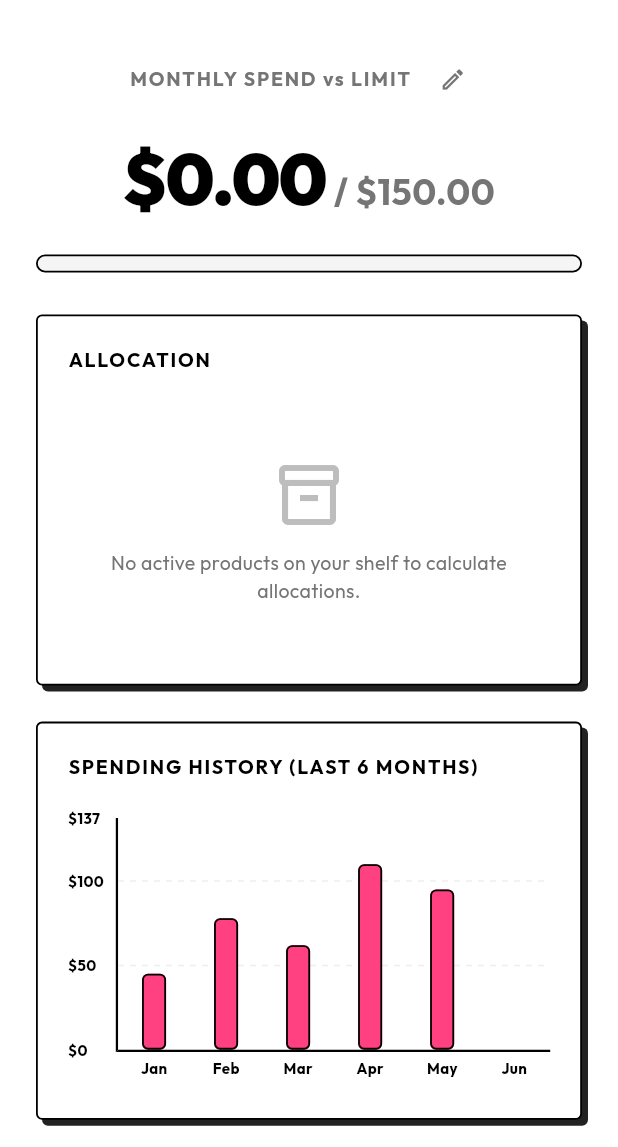
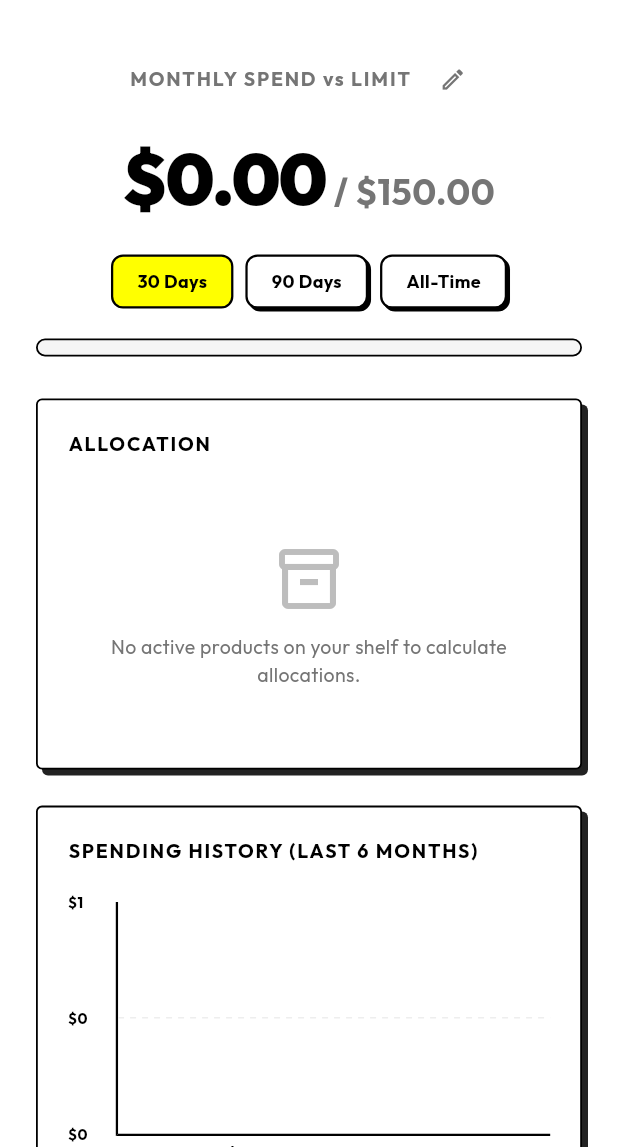
Before and after one commit to demmagence/glowmatch, a Flutter app: the BudgetScreen screen opened directly, on a phone screen of 412 x 824 dp, the part 89-1236 px from its top. Run offline on Flutter 3.47's test engine with Material 3 defaults, Android fonts, the phone set to English and light mode, and no system bars; drawn by our look-alikes of fl_chart; our stand-ins replace camera, flutter_local_notifications, geolocator, google_fonts, image_picker, shared_preferences and 2 more; missing offline and left inert: google_mlkit_text_recognition; accounts and stored records are empty; network calls fail.

Commit message:
feat: Fix Spending History by basing calculation on product add date (#79)

```diff
--- a/lib/features/budget/budget_screen.dart
+++ b/lib/features/budget/budget_screen.dart
@@ -126,8 +126,9 @@ class _BudgetScreenState extends State<BudgetScreen> {
                       letterSpacing: -1,
                     ),
                   ),
+                  if (budgetVm.selectedPeriod != 'all')
                     Text(
-                    ' / ${currencyVm.formatPrice(budgetVm.budgetLimit)}',
+                      ' / ${currencyVm.formatPrice(budgetVm.selectedPeriod == '90' ? budgetVm.budgetLimit * 3 : budgetVm.budgetLimit)}',
                       style: TextStyle(
                         fontSize: 24,
                         fontWeight: FontWeight.bold,
@@ -138,10 +139,26 @@ class _BudgetScreenState extends State<BudgetScreen> {
               ),
               const SizedBox(height: 16),
 
+              // Period Selector Tabs
+              Row(
+                mainAxisAlignment: MainAxisAlignment.center,
+                children: [
+                  _buildPeriodTab(context, budgetVm, '30', '30 Days'),
+                  const SizedBox(width: 8),
+                  _buildPeriodTab(context, budgetVm, '90', '90 Days'),
+                  const SizedBox(width: 8),
+                  _buildPeriodTab(context, budgetVm, 'all', 'All-Time'),
+                ],
+              ),
+              const SizedBox(height: 20),
+
+              if (budgetVm.selectedPeriod != 'all') ...[
                 Builder(
                   builder: (context) {
                     final spend = budgetVm.totalMonthlySpend;
-                  final limit = budgetVm.budgetLimit;
+                    final limit = budgetVm.selectedPeriod == '90'
+                        ? budgetVm.budgetLimit * 3
+                        : budgetVm.budgetLimit;
                     final percent = limit > 0
                         ? (spend / limit).clamp(0.0, 1.0)
                         : 1.0;
@@ -174,6 +191,7 @@ class _BudgetScreenState extends State<BudgetScreen> {
                   },
                 ),
                 const SizedBox(height: 28),
+              ],
 
               AllocationCard(isDark: isDark),
               const SizedBox(height: 24),
@@ -227,4 +245,49 @@ class _BudgetScreenState extends State<BudgetScreen> {
       ),
     );
   }
+
+  Widget _buildPeriodTab(
+    BuildContext context,
+    BudgetViewModel budgetVm,
+    String period,
+    String label,
+  ) {
+    final isSelected = budgetVm.selectedPeriod == period;
+    final isDark = Theme.of(context).brightness == Brightness.dark;
+    final borderColor = isDark ? Colors.white : Colors.black;
+    final activeBg = isDark ? Colors.pinkAccent : Colors.yellowAccent;
+    final inactiveBg = isDark ? const Color(0xFF1E1E1E) : Colors.white;
+    final activeText = isDark ? Colors.white : Colors.black;
+    final inactiveText = isDark ? Colors.grey.shade400 : Colors.black;
+
+    return GestureDetector(
+      onTap: () => budgetVm.setSelectedPeriod(period),
+      child: Container(
+        padding: const EdgeInsets.symmetric(horizontal: 16, vertical: 8),
+        decoration: BoxDecoration(
+          color: isSelected ? activeBg : inactiveBg,
+          border: Border.all(color: borderColor, width: 1.5),
+          borderRadius: BorderRadius.circular(8),
+          boxShadow: isSelected
+              ? []
+              : [
+                  BoxShadow(
+                    color: isDark
+                        ? Colors.white.withValues(alpha: 0.1)
+                        : Colors.black,
+                    offset: const Offset(2, 2),
+                  ),
+                ],
+        ),
+        child: Text(
+          label,
+          style: TextStyle(
+            fontSize: 12,
+            fontWeight: FontWeight.bold,
+            color: isSelected ? activeText : inactiveText,
+          ),
+        ),
+      ),
+    );
   }
+}
--- a/lib/features/budget/budget_viewmodel.dart
+++ b/lib/features/budget/budget_viewmodel.dart
@@ -35,6 +35,17 @@ class BudgetViewModel extends ChangeNotifier {
   void setLoading(bool value) {
     if (_isLoading != value) {
       _isLoading = value;
+      notifyListeners();
+    }
+  }
+
+  String _selectedPeriod = '30'; // Default to 30 days
+  String get selectedPeriod => _selectedPeriod;
+
+  void setSelectedPeriod(String period) {
+    if (_selectedPeriod != period) {
+      _selectedPeriod = period;
+      _recalculateAllocations();
       notifyListeners();
     }
   }
@@ -86,6 +97,19 @@ class BudgetViewModel extends ChangeNotifier {
   List<CategoryAllocation> get allocations => _allocations;
   List<ShelfItem> get shelfItems => _shelfItems;
 
+  List<ShelfItem> get filteredShelfItemsForPeriod {
+    if (_selectedPeriod == 'all') {
+      return _shelfItems;
+    }
+    final int days = int.tryParse(_selectedPeriod) ?? 30;
+    final now = DateTime.now();
+    final threshold = now.subtract(Duration(days: days));
+    return _shelfItems.where((item) {
+      final date = item.createdAt ?? now;
+      return date.isAfter(threshold);
+    }).toList();
+  }
+
   double get totalMonthlySpend {
     return _allocations.fold(0.0, (sum, item) => sum + item.amount);
   }
@@ -97,7 +121,8 @@ class BudgetViewModel extends ChangeNotifier {
 
   void _recalculateAllocations() {
     final Map<String, double> totals = {};
-    for (final item in _shelfItems) {
+    final itemsToUse = filteredShelfItemsForPeriod;
+    for (final item in itemsToUse) {
       final category = item.category;
       final price = item.price;
       totals[category] = (totals[category] ?? 0.0) + price;
@@ -127,14 +152,18 @@ class BudgetViewModel extends ChangeNotifier {
   }
 
   List<double> get spendingHistory {
-    return [
-      45.0 * 16400.0,
-      78.0 * 16400.0,
-      62.0 * 16400.0,
-      110.0 * 16400.0,
-      95.0 * 16400.0,
-      totalMonthlySpend,
-    ];
+    final now = DateTime.now();
+    final history = <double>[];
+    for (int i = 5; i >= 0; i--) {
+      final targetDate = DateTime(now.year, now.month - i, 1);
+      final monthItems = _shelfItems.where((item) {
+        final date = item.createdAt ?? now;
+        return date.year == targetDate.year && date.month == targetDate.month;
+      });
+      final sum = monthItems.fold(0.0, (acc, item) => acc + item.price);
+      history.add(sum);
+    }
+    return history;
   }
 
   List<String> get spendingHistoryLabels {
@@ -169,23 +198,30 @@ class BudgetViewModel extends ChangeNotifier {
   List<SmartAlert> getSmartAlerts(CurrencyViewModel currencyVm) {
     final alerts = <SmartAlert>[];
 
-    if (totalMonthlySpend > _budgetLimit) {
-      final diff = totalMonthlySpend - _budgetLimit;
+    final now = DateTime.now();
+    final threshold30 = now.subtract(const Duration(days: 30));
+    final spend30Days = _shelfItems.where((item) {
+      final date = item.createdAt ?? now;
+      return date.isAfter(threshold30);
+    }).fold(0.0, (sum, item) => sum + item.price);
+
+    if (spend30Days > _budgetLimit) {
+      final diff = spend30Days - _budgetLimit;
       alerts.add(
         SmartAlert(
           title: 'Skincare Budget Exceeded',
           description:
-              'Your current spending of ${currencyVm.formatPrice(totalMonthlySpend)} exceeds your monthly limit of ${currencyVm.formatPrice(_budgetLimit)} by ${currencyVm.formatPrice(diff)}.',
+              'Your current spending of ${currencyVm.formatPrice(spend30Days)} exceeds your monthly limit of ${currencyVm.formatPrice(_budgetLimit)} by ${currencyVm.formatPrice(diff)}.',
           type: 'danger',
         ),
       );
-    } else if (totalMonthlySpend > _budgetLimit * 0.8) {
-      final pct = (totalMonthlySpend / _budgetLimit * 100).toStringAsFixed(0);
+    } else if (spend30Days > _budgetLimit * 0.8) {
+      final pct = (spend30Days / _budgetLimit * 100).toStringAsFixed(0);
       alerts.add(
         SmartAlert(
           title: 'Approaching Budget Limit',
           description:
-              'You have used $pct% of your monthly skincare budget limit (${currencyVm.formatPrice(totalMonthlySpend)} of ${currencyVm.formatPrice(_budgetLimit)}).',
+              'You have used $pct% of your monthly skincare budget limit (${currencyVm.formatPrice(spend30Days)} of ${currencyVm.formatPrice(_budgetLimit)}).',
           type: 'warning',
         ),
       );
```
Also changed, not shown: 1 other file. Lines whose indentation alone changed are shown as unchanged.
